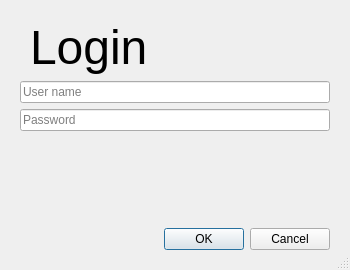
Above: terraindex_login.ui from KRS-dev/TerraIndex-Plugin before the change. Below: the same form after it.
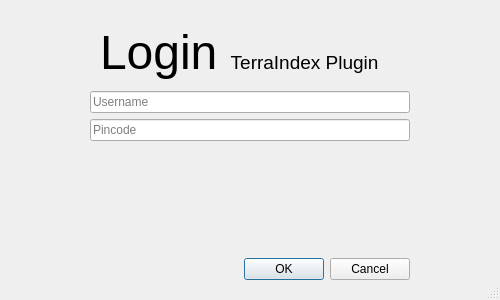
That is the form after the change. Custom widgets are drawn as their Qt base class.

What changed in the file:
```diff
--- a/terraindex_login.ui
+++ b/terraindex_login.ui
@@ -6,26 +6,26 @@
    <rect>
     <x>0</x>
     <y>0</y>
-    <width>350</width>
-    <height>270</height>
+    <width>500</width>
+    <height>300</height>
    </rect>
   </property>
   <property name="sizePolicy">
-   <sizepolicy hsizetype="Fixed" vsizetype="Fixed">
+   <sizepolicy hsizetype="Preferred" vsizetype="Preferred">
     <horstretch>200</horstretch>
     <verstretch>200</verstretch>
    </sizepolicy>
   </property>
   <property name="minimumSize">
    <size>
-    <width>350</width>
-    <height>250</height>
+    <width>500</width>
+    <height>300</height>
    </size>
   </property>
   <property name="maximumSize">
    <size>
-    <width>350</width>
-    <height>450</height>
+    <width>1000</width>
+    <height>1000</height>
    </size>
   </property>
   <property name="baseSize">
@@ -43,25 +43,25 @@
   <property name="sizeGripEnabled">
    <bool>true</bool>
   </property>
-  <layout class="QFormLayout" name="formLayout_2">
-   <item row="0" column="0" colspan="2">
+  <layout class="QGridLayout" name="gridLayout">
+   <item row="0" column="0">
     <widget class="QFrame" name="formFrame">
      <property name="sizePolicy">
-      <sizepolicy hsizetype="MinimumExpanding" vsizetype="MinimumExpanding">
+      <sizepolicy hsizetype="Preferred" vsizetype="Preferred">
        <horstretch>0</horstretch>
        <verstretch>0</verstretch>
       </sizepolicy>
      </property>
      <property name="minimumSize">
       <size>
-       <width>150</width>
-       <height>150</height>
+       <width>200</width>
+       <height>100</height>
       </size>
      </property>
      <property name="maximumSize">
       <size>
-       <width>600</width>
-       <height>600</height>
+       <width>338</width>
+       <height>299</height>
       </size>
      </property>
      <property name="sizeIncrement">
@@ -76,17 +76,17 @@
        <height>300</height>
       </size>
      </property>
-     <layout class="QFormLayout" name="formLayout">
+     <layout class="QVBoxLayout" name="verticalLayout_2">
       <property name="sizeConstraint">
        <enum>QLayout::SetMinimumSize</enum>
       </property>
-      <item row="0" column="0">
+      <item>
        <widget class="QLabel" name="lb_title">
         <property name="lineWidth">
          <number>1</number>
         </property>
         <property name="text">
-         <string>&lt;html&gt;&lt;head/&gt;&lt;body&gt;&lt;p&gt;&lt;span style=&quot; font-size:36pt;&quot;&gt;Login&lt;/span&gt;&lt;/p&gt;&lt;/body&gt;&lt;/html&gt;</string>
+         <string>&lt;html&gt;&lt;head/&gt;&lt;body&gt;&lt;p&gt;&lt;span style=&quot; font-size:36pt;&quot;&gt;Login &lt;/span&gt;&lt;span style=&quot; font-size:14pt;&quot;&gt;TerraIndex Plugin&lt;/span&gt;&lt;/p&gt;&lt;/body&gt;&lt;/html&gt;</string>
         </property>
         <property name="textFormat">
          <enum>Qt::AutoText</enum>
@@ -94,12 +94,15 @@
         <property name="scaledContents">
          <bool>true</bool>
         </property>
+        <property name="alignment">
+         <set>Qt::AlignLeading|Qt::AlignLeft|Qt::AlignVCenter</set>
+        </property>
         <property name="indent">
          <number>10</number>
         </property>
        </widget>
       </item>
-      <item row="1" column="0" colspan="2">
+      <item>
        <widget class="QgsFilterLineEdit" name="username">
         <property name="accessibleName">
          <string/>
@@ -111,28 +114,31 @@
          <string notr="true"/>
         </property>
         <property name="placeholderText">
-         <string>User name</string>
+         <string>Username</string>
         </property>
         <property name="qgisRelation" stdset="0">
          <string notr="true"/>
         </property>
        </widget>
       </item>
-      <item row="2" column="0" colspan="2">
+      <item>
        <widget class="QgsPasswordLineEdit" name="password">
         <property name="inputMask">
          <string/>
         </property>
         <property name="placeholderText">
-         <string>Password</string>
+         <string>Pincode</string>
         </property>
        </widget>
       </item>
-      <item row="3" column="0">
+      <item>
        <spacer name="verticalSpacer">
         <property name="orientation">
          <enum>Qt::Vertical</enum>
         </property>
+        <property name="sizeType">
+         <enum>QSizePolicy::Preferred</enum>
+        </property>
         <property name="sizeHint" stdset="0">
          <size>
           <width>20</width>
@@ -141,7 +147,7 @@
         </property>
        </spacer>
       </item>
-      <item row="7" column="0" colspan="2">
+      <item>
        <widget class="QLabel" name="message">
         <property name="sizePolicy">
          <sizepolicy hsizetype="Preferred" vsizetype="Preferred">
@@ -152,7 +158,7 @@
         <property name="maximumSize">
          <size>
           <width>300</width>
-          <height>1000</height>
+          <height>300</height>
          </size>
         </property>
         <property name="sizeIncrement">
@@ -203,7 +209,7 @@
         </property>
        </widget>
       </item>
-      <item row="8" column="0" colspan="2">
+      <item>
        <widget class="QDialogButtonBox" name="buttonBox">
         <property name="orientation">
          <enum>Qt::Horizontal</enum>
```
Left out of the diff: 3 changed lines with no effect on the pictures.
